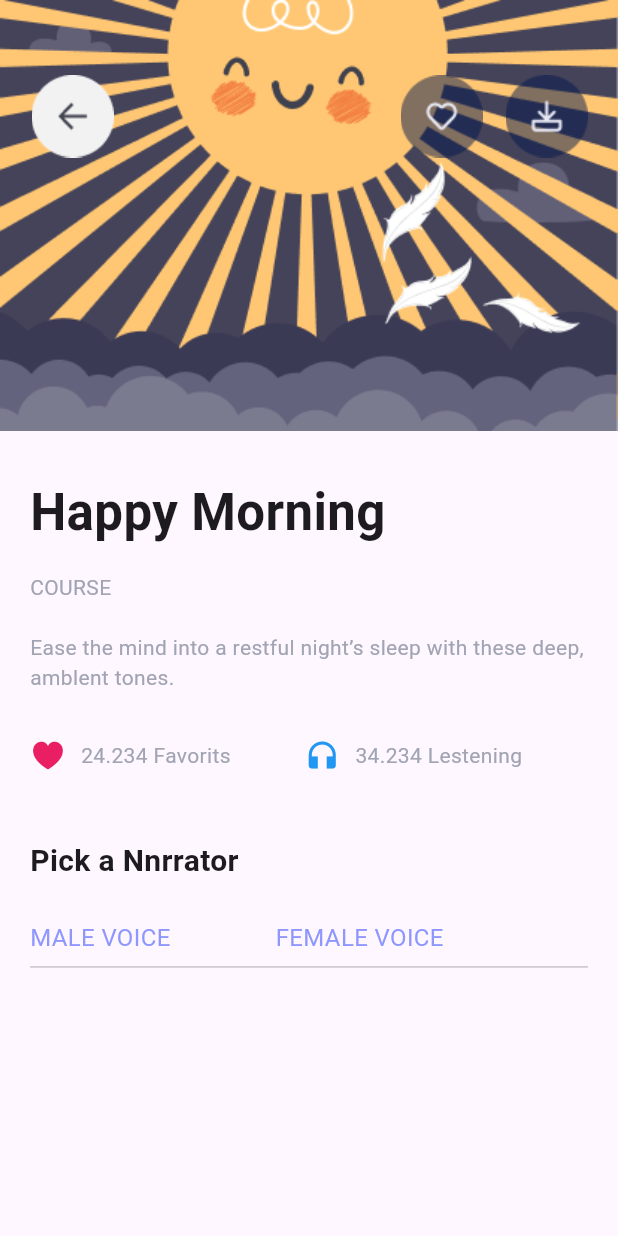
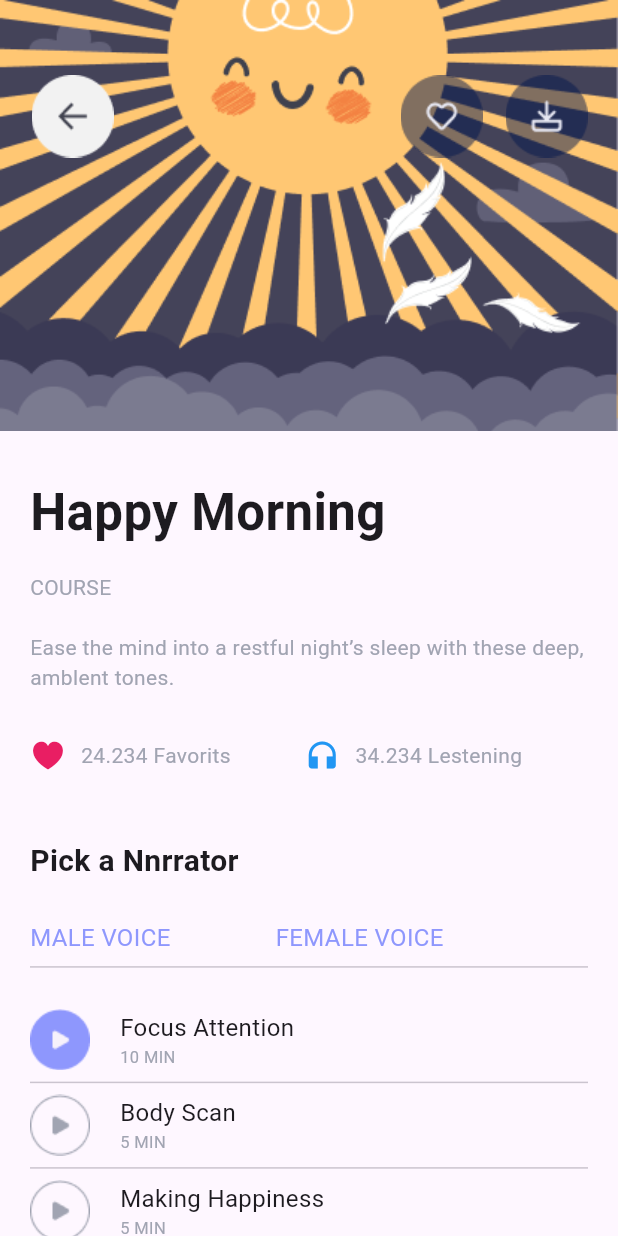
Before and after one commit to parihassannezhad/meditaition_app, a Flutter app: the CourseDetails screen opened directly, on a phone screen of 412 x 824 dp. Run offline on Flutter 3.47's test engine with Material 3 defaults, Android fonts, the phone set to English and light mode, and no system bars; our stand-ins replace numberpicker.

Commit message:
at office. 31/12/2023

```diff
--- a/lib/courseDetails.dart
+++ b/lib/courseDetails.dart
@@ -7,7 +7,8 @@ class CourseDetails extends StatelessWidget {
     // TODO: implement build
     return SafeArea(
         child: Scaffold(
-      body: Column(
+      body: SingleChildScrollView(
+        child: Column(
           crossAxisAlignment: CrossAxisAlignment.start,
           children: [
             Stack(
@@ -25,19 +26,21 @@ class CourseDetails extends StatelessWidget {
                     child: Image.asset('assets/img/save.png')),
               ],
             ),
-          const Padding(
-            padding: EdgeInsets.fromLTRB(20, 30, 20, 30),
+            Padding(
+              padding: const EdgeInsets.fromLTRB(20, 30, 20, 30),
+              child: SingleChildScrollView(
+                scrollDirection: Axis.vertical,
                 child: Column(
                   crossAxisAlignment: CrossAxisAlignment.start,
                   children: [
-                Text(
+                    const Text(
                       'Happy Morning',
                       style: TextStyle(fontWeight: FontWeight.w700, fontSize: 34),
                     ),
-                SizedBox(
+                    const SizedBox(
                       height: 15,
                     ),
-                Text(
+                    const Text(
                       'COURSE',
                       style: TextStyle(
                         fontWeight: FontWeight.w400,
@@ -45,10 +48,10 @@ class CourseDetails extends StatelessWidget {
                         color: Color(0xffA1A4B2),
                       ),
                     ),
-                SizedBox(
+                    const SizedBox(
                       height: 20,
                     ),
-                Text(
+                    const Text(
                       'Ease the mind into a restful night’s sleep with these deep, amblent tones.',
                       style: TextStyle(
                         fontWeight: FontWeight.w400,
@@ -56,10 +59,10 @@ class CourseDetails extends StatelessWidget {
                         color: Color(0xffA1A4B2),
                       ),
                     ),
-                SizedBox(
+                    const SizedBox(
                       height: 30,
                     ),
-                Row(
+                    const Row(
                       children: [
                         Icon(
                           CupertinoIcons.heart_fill,
@@ -96,17 +99,17 @@ class CourseDetails extends StatelessWidget {
                         ),
                       ],
                     ),
-                SizedBox(
+                    const SizedBox(
                       height: 44,
                     ),
-                Text(
+                    const Text(
                       'Pick a Nnrrator',
                       style: TextStyle(fontWeight: FontWeight.w700, fontSize: 20),
                     ),
-                SizedBox(
+                    const SizedBox(
                       height: 25,
                     ),
-                Row(
+                    const Row(
                       children: [
                         Text(
                           'MALE VOICE',
@@ -115,7 +118,9 @@ class CourseDetails extends StatelessWidget {
                               fontSize: 16,
                               color: Color(0xff8E97FD)),
                         ),
-                    SizedBox(width: 70,),
+                        SizedBox(
+                          width: 70,
+                        ),
                         Text(
                           'FEMALE VOICE',
                           style: TextStyle(
@@ -124,15 +129,103 @@ class CourseDetails extends StatelessWidget {
                               color: Color(0xff8E97FD)),
                         ),
                       ],
-                ),Divider(),
-
+                    ),
+                    // Container(
+                    //
+                    //   width: 46,
+                    //   height: 2,
+                    //   decoration: BoxDecoration(
+                    //     color: Color(0xff8E97FD),
+                    //     borderRadius: BorderRadius.only(
+                    //         topLeft: Radius.circular(2),
+                    //         topRight: Radius.circular(2)),
+                    //   ),
+                    // ),
+                    const Divider(),
+                    const SizedBox(
+                      height: 20,
+                    ),
+                    Row(
+                      children: [
+                        Image.asset('assets/img/colorplaymusic.png'),
+                        const SizedBox(
+                          width: 20,
+                        ),
+                        const Column(
+                          crossAxisAlignment: CrossAxisAlignment.start,
+                          children: [
+                            Text(
+                              'Focus Attention',
+                              style: TextStyle(
+                                  fontWeight: FontWeight.w400, fontSize: 16),
+                            ),
+                            Text(
+                              '10 MIN',
+                              style: TextStyle(
+                                color: Color(0xffA1A4B2),
+                                  fontWeight: FontWeight.w400, fontSize: 11),
+                            )
                           ],
-
-
+                        )
+                      ],
+                    ),
+                    const Divider(),
+                    Row(
+                      children: [
+                        Image.asset('assets/img/playmusic.png'),
+                        const SizedBox(
+                          width: 20,
+                        ),
+                        const Column(
+                          crossAxisAlignment: CrossAxisAlignment.start,
+                          children: [
+                            Text(
+                              'Body Scan',
+                              style: TextStyle(
+                                  fontWeight: FontWeight.w400, fontSize: 16),
+                            ),
+                            Text(
+                              '5 MIN',
+                              style: TextStyle(
+                                  color: Color(0xffA1A4B2),
+                                  fontWeight: FontWeight.w400, fontSize: 11),
+                            )
+                          ],
+                        )
+                      ],
+                    ),
+                    const Divider(),
+                    Row(
+                      children: [
+                        Image.asset('assets/img/playmusic.png'),
+                        const SizedBox(
+                          width: 20,
+                        ),
+                        const Column(
+                          crossAxisAlignment: CrossAxisAlignment.start,
+                          children: [
+                            Text(
+                              'Making Happiness',
+                              style: TextStyle(
+                                  fontWeight: FontWeight.w400, fontSize: 16),
+                            ),
+                            Text(
+                              '5 MIN',
+                              style: TextStyle(
+                                  color: Color(0xffA1A4B2),
+                                  fontWeight: FontWeight.w400, fontSize: 11),
+                            )
+                          ],
+                        )
+                      ],
+                    ),
+                  ],
+                ),
               ),
             )
           ],
         ),
+      ),
     ));
   }
 }
```
Also changed, not shown: assets/img/colorplaymusic.png (added), assets/img/moon.png, assets/img/playmusic.png (added). Lines whose indentation alone changed are shown as unchanged.
